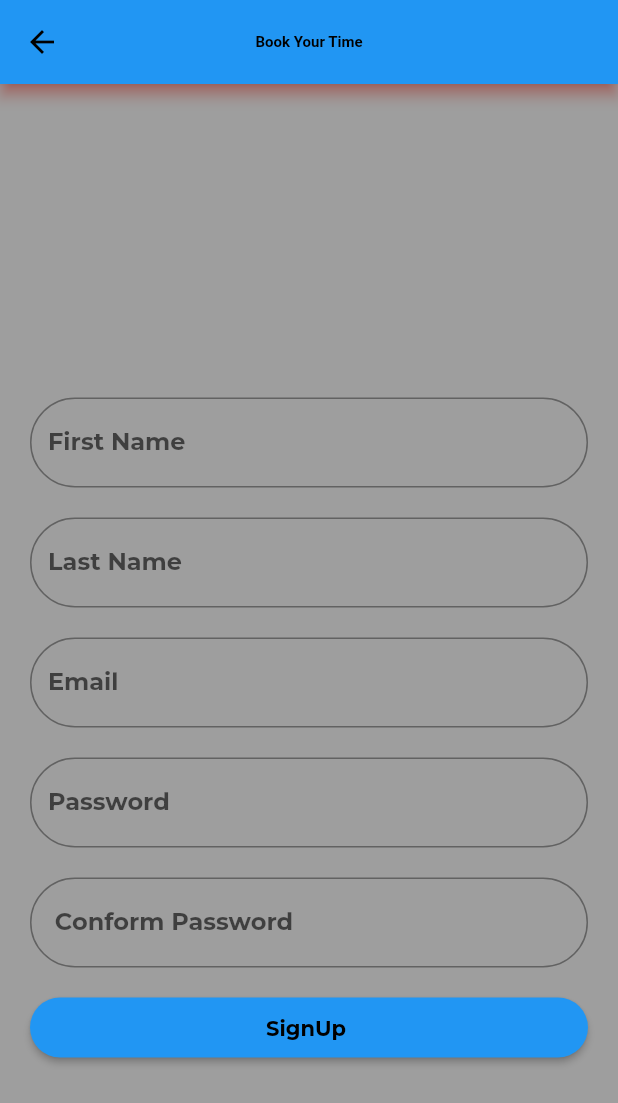
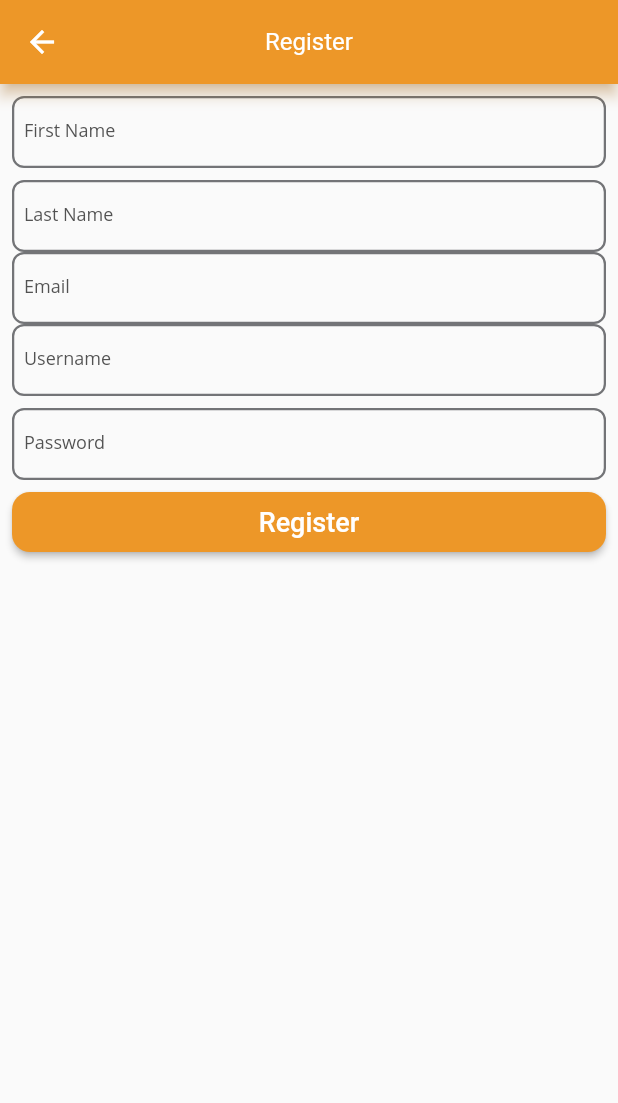
Before and after one commit to Ishworkhadka99123/newassign, a Flutter app: the screen it shows after launch, after a tap on "Register", on a phone screen of 412 x 824 dp. Shown: the top 1103 px of the screen. Run offline on Flutter 3.47's test engine with Material 2 defaults, Android fonts, the phone set to English and light mode, and no system bars; our stand-ins replace objectbox; missing offline and left inert: login; Roboto replaces fonts that are missing (Brand Bold, Open Sans).

Commit message:
backend of login and registration

```diff
--- a/lib/Screen/dashboad.dart
+++ b/lib/Screen/dashboad.dart
@@ -1,22 +1,63 @@
+import 'package:doctor_appoinment_app/Screen/register_page.dart';
 import 'package:flutter/material.dart';
 
-class DashboardPage extends StatelessWidget {
-  const DashboardPage({super.key});
+import 'login_page.dart';
 
- @override
+class DashboardScreen extends StatelessWidget {
+  const DashboardScreen({super.key});
+
+  @override
   Widget build(BuildContext context) {
     return Scaffold(
-        appBar: AppBar(
-          title: const Text('Dashboard'),
-        ),
-        body: Center(
-          child: Column(
-            crossAxisAlignment: CrossAxisAlignment.center,
-            mainAxisAlignment: MainAxisAlignment.center,
-
+      appBar: AppBar(
+        title: const Text('Dashboard'),
+        centerTitle: true,
+        backgroundColor: const Color.fromARGB(255, 48, 43, 35),
+      ),
+      body: Container(
+        child: Row(children: [
+          Card(
+            color: const Color.fromARGB(255, 48, 43, 35),
+            clipBehavior: Clip.hardEdge,
+            child: InkWell(
+              splashColor: Colors.blue.withAlpha(30),
+              onTap: () {
+                Navigator.push(context,
+                    MaterialPageRoute(builder: (context) => const LoginPage()));
+              },
+              child: const SizedBox(
+                width: 150,
+                height: 150,
+                child: Text(
+                  'Login',
+                ),
               ),
+            ),
           ),
-
+          const SizedBox(
+            height: 50,
+            width: 50,
+          ),
+          Card(
+            color: const Color.fromARGB(255, 48, 43, 35),
+            clipBehavior: Clip.hardEdge,
+            child: InkWell(
+              splashColor: Colors.blue.withAlpha(30),
+              onTap: () {
+                Navigator.push(
+                    context,
+                    MaterialPageRoute(
+                        builder: (context) => const RegisterScreen()));
+              },
+              child: const SizedBox(
+                width: 150,
+                height: 150,
+                child: Text('Register'),
+              ),
+            ),
+          ),
+        ]),
+      ),
     );
   }
 }
--- a/lib/Screen/login_page.dart
+++ b/lib/Screen/login_page.dart
@@ -1,30 +1,23 @@
-import 'package:doctor_appoinment_app/Screen/signup.dart';
 import 'package:flutter/material.dart';
-import 'package:flutter/src/widgets/container.dart';
-import 'package:flutter/src/widgets/framework.dart';
-
 
 class LoginPage extends StatelessWidget {
-  const LoginPage({super.key});
+  const LoginPage({Key? key}) : super(key: key);
 
   @override
   Widget build(BuildContext context) {
     return Scaffold(
+        backgroundColor: Colors.grey,
         appBar: AppBar(
-          title: const Text('Book Your Time'),
+          title: const Text('Login Screen'),
         ),
         body: Center(
-          child:
-          Column(
+          child: Column(
             crossAxisAlignment: CrossAxisAlignment.center,
             mainAxisAlignment: MainAxisAlignment.center,
             children: <Widget>[
               Container(
                 padding: const EdgeInsets.fromLTRB(20, 20, 20, 70),
-
               ),
-
-
               Container(
                 padding: const EdgeInsets.fromLTRB(20, 20, 20, 0),
                 child: TextField(
@@ -52,47 +45,31 @@ class LoginPage extends StatelessWidget {
                 height: 80,
                 padding: const EdgeInsets.all(20),
                 child: ElevatedButton(
-
                   style: ElevatedButton.styleFrom(
-
-                    textStyle: const TextStyle(fontFamily: 'Montserrat Bold'),
-                    backgroundColor: Colors.blue,
-                    shape: RoundedRectangleBorder(
-                        borderRadius: BorderRadius.circular(30)
-                    ),
                     minimumSize: const Size.fromHeight(50),
                   ),
                   child: const Text('Log In'),
-                  onPressed: () {
-                    Navigator.pushNamed(context, '/DashboardPage');
-                  },
-                ),),
+                  onPressed: () {},
+                ),
+              ),
               Container(
                 height: 80,
                 padding: const EdgeInsets.all(20),
                 child: ElevatedButton(
                   style: ElevatedButton.styleFrom(
-                    textStyle: const TextStyle(fontFamily: 'Montserrat Bold'),
-                    backgroundColor: Colors.blue,
-                    shape:RoundedRectangleBorder(
-                      borderRadius: BorderRadius.circular(30)
-                    ),
                     minimumSize: const Size.fromHeight(50),
                   ),
                   child: const Text('Register'),
                   onPressed: () {
-                    Navigator.pushNamed(context, '/SignupPage');
-                  } ,
-                ),),
+                    Navigator.pushNamed(context, '/register_page');
+                  },
+                ),
+              ),
               TextButton(
-                onPressed: () {
-
-
-                },
-
-                child: const Text(
+                onPressed: () {},
+                child: Text(
                   'Forgot Password?',
-                  style: TextStyle(color: Colors.black, fontFamily: 'Montserrat Italic'),
+                  style: TextStyle(color: Colors.grey[600]),
                 ),
               ),
             ],
--- /dev/null
+++ b/lib/Screen/register_page.dart
@@ -0,0 +1,164 @@
+import 'package:flutter/material.dart';
+
+import '../model/register_request_model.dart';
+import '../repository/user_repo.dart';
+
+class RegisterScreen extends StatefulWidget {
+  const RegisterScreen({super.key});
+
+  @override
+  State<RegisterScreen> createState() => _RegisterScreenState();
+}
+
+class _RegisterScreenState extends State<RegisterScreen> {
+  final List<User> _lstBatches = [];
+  final String _dropDownValue = "";
+
+  final _key = GlobalKey<FormState>();
+  final _fnameController = TextEditingController(text: '');
+  final _lnameController = TextEditingController(text: '');
+  final _emailController = TextEditingController(text: '');
+  final _usernameController = TextEditingController(text: '');
+  final _passwordController = TextEditingController(text: '');
+
+  _showMessage(int status) {
+    if (status > 0) {
+      MotionToast.success(
+        description: const Text('Your registration is sucessfull'),
+      ).show(context);
+    } else {
+      MotionToast.error(description: const Text('Error in adding user'))
+          .show(context);
+    }
+  }
+
+  _saveUser() async {
+    User user = User(
+      _fnameController.text,
+      _lnameController.text,
+      _emailController.text,
+      _usernameController.text,
+      _passwordController.text,
+    );
+
+    // Get the batch object from the list of batches
+    // final batch = _lstBatches
+    //     .firstWhere((element) => element.batchName == _dropDownValue);
+
+    // student.batch.target = batch;
+
+    int status = await UserRepositoryImpl().addUser(user);
+    _showMessage(status);
+  }
+
+  @override
+  Widget build(BuildContext context) {
+    return Scaffold(
+      appBar: AppBar(
+        title: const Text('Register'),
+      ),
+      body: SafeArea(
+        child: SingleChildScrollView(
+          child: Padding(
+            padding: const EdgeInsets.all(8),
+            child: Form(
+              key: _key,
+              child: Column(
+                children: [
+                  TextFormField(
+                    controller: _fnameController,
+                    decoration: const InputDecoration(
+                      labelText: 'First Name',
+                    ),
+                    validator: ((value) {
+                      if (value == null || value.isEmpty) {
+                        return 'Please enter first name';
+                      }
+                      return null;
+                    }),
+                  ),
+                  const SizedBox(
+                    height: 8,
+                  ),
+                  TextFormField(
+                    controller: _lnameController,
+                    decoration: const InputDecoration(
+                      labelText: 'Last Name',
+                    ),
+                    validator: ((value) {
+                      if (value == null || value.isEmpty) {
+                        return 'Please enter last name';
+                      }
+                      return null;
+                    }),
+                  ),
+                  TextFormField(
+                    controller: _emailController,
+                    decoration: const InputDecoration(
+                      labelText: 'Email',
+                    ),
+                    validator: ((value) {
+                      if (value == null || value.isEmpty) {
+                        return 'Please enter your email';
+                      }
+                      return null;
+                    }),
+                  ),
+                  TextFormField(
+                    controller: _usernameController,
+                    decoration: const InputDecoration(
+                      labelText: 'Username',
+                    ),
+                    validator: ((value) {
+                      if (value == null || value.isEmpty) {
+                        return 'Please enter username';
+                      }
+                      return null;
+                    }),
+                  ),
+                  const SizedBox(
+                    height: 8,
+                  ),
+                  TextFormField(
+                    controller: _passwordController,
+                    obscureText: true,
+                    decoration: const InputDecoration(
+                      labelText: 'Password',
+                    ),
+                    validator: ((value) {
+                      if (value == null || value.isEmpty) {
+                        return 'Please enter password';
+                      }
+                      return null;
+                    }),
+                  ),
+                  const SizedBox(
+                    height: 8,
+                  ),
+                  SizedBox(
+                    height: 40,
+                    width: double.infinity,
+                    child: ElevatedButton(
+                      onPressed: () {
+                        if (_key.currentState!.validate()) {
+                          _saveUser();
+                        }
+                      },
+                      child: const Text(
+                        'Register',
+                        style: TextStyle(
+                          fontSize: 18,
+                          fontFamily: "Brand Bold",
+                        ),
+                      ),
+                    ),
+                  ),
+                ],
+              ),
+            ),
+          ),
+        ),
+      ),
+    );
+  }
+}
--- /dev/null
+++ b/lib/app/app.dart
@@ -0,0 +1,25 @@
+import 'package:doctor_appoinment_app/app/theme.dart';
+import 'package:flutter/material.dart';
+
+import '../Screen/dashboad.dart';
+import '../Screen/login_page.dart';
+import '../Screen/register_page.dart';
+
+class MyApp extends StatelessWidget {
+  const MyApp({super.key});
+
+  @override
+  Widget build(BuildContext context) {
+    return MaterialApp(
+      title: 'Accesories Store',
+      debugShowCheckedModeBanner: false,
+      theme: getApplicationThemeData(),
+      initialRoute: '/login',
+      routes: {
+        '/login_page': (context) => const LoginPage(),
+        '/register_page': (context) => const RegisterScreen(),
+        '/': (context) => const DashboardScreen(),
+      },
+    );
+  }
+}
--- /dev/null
+++ b/lib/app/theme.dart
@@ -0,0 +1,89 @@
+import 'package:flutter/material.dart';
+
+ThemeData getApplicationThemeData() {
+  return ThemeData(
+    primaryColor: HexColor.fromHex("#ED9728"),
+    primaryColorLight: HexColor.fromHex("#B3ED9728"),
+    primaryColorDark: HexColor.fromHex("#d17d11"),
+    disabledColor: HexColor.fromHex("#707070"),
+    fontFamily: 'Open Sans',
+    buttonTheme: ButtonThemeData(
+      shape: const StadiumBorder(),
+      disabledColor: HexColor.fromHex("#707070"),
+      buttonColor: HexColor.fromHex("#ED9728"),
+      splashColor: HexColor.fromHex("#B3ED9728"),
+    ),
+    appBarTheme: AppBarTheme(
+      centerTitle: true,
+      color: HexColor.fromHex("#ED9728"),
+      elevation: 4,
+      shadowColor: HexColor.fromHex("#B3ED9728"),
+      titleTextStyle: const TextStyle(
+        fontSize: 16,
+        color: Colors.white,
+        fontWeight: FontWeight.w400,
+      ),
+    ),
+    elevatedButtonTheme: ElevatedButtonThemeData(
+      style: ElevatedButton.styleFrom(
+        textStyle: const TextStyle(
+          fontSize: 12,
+          color: Colors.white,
+          fontWeight: FontWeight.w500,
+        ),
+        backgroundColor: HexColor.fromHex("#ED9728"),
+        shape: RoundedRectangleBorder(
+          borderRadius: BorderRadius.circular(12),
+        ),
+      ),
+    ),
+    inputDecorationTheme: InputDecorationTheme(
+      contentPadding: const EdgeInsets.all(8),
+      hintStyle: TextStyle(
+        fontSize: 12,
+        color: HexColor.fromHex("#707070"),
+        fontWeight: FontWeight.normal,
+      ),
+      labelStyle: TextStyle(
+        fontSize: 12,
+        color: HexColor.fromHex("#525252"),
+        fontWeight: FontWeight.normal,
+      ),
+      errorStyle: TextStyle(
+        fontSize: 12,
+        color: HexColor.fromHex("#e61f34"),
+        fontWeight: FontWeight.normal,
+      ),
+
+      //Focus border
+      focusedBorder: OutlineInputBorder(
+          borderSide:
+              BorderSide(color: HexColor.fromHex("#ED9728"), width: 1.5),
+          borderRadius: const BorderRadius.all(Radius.circular(8))),
+      // error border
+      errorBorder: OutlineInputBorder(
+          borderSide:
+              BorderSide(color: HexColor.fromHex("#e61f34"), width: 1.5),
+          borderRadius: const BorderRadius.all(Radius.circular(8))),
+      focusedErrorBorder: OutlineInputBorder(
+          borderSide:
+              BorderSide(color: HexColor.fromHex("#ED9728"), width: 1.5),
+          borderRadius: const BorderRadius.all(Radius.circular(8))),
+      // enabled border
+      enabledBorder: OutlineInputBorder(
+          borderSide:
+              BorderSide(color: HexColor.fromHex("#737477"), width: 1.5),
+          borderRadius: const BorderRadius.all(Radius.circular(8))),
+    ),
+  );
+}
+
+extension HexColor on Color {
+  static Color fromHex(String hexColorString) {
+    hexColorString = hexColorString.replaceAll('#', '');
+    if (hexColorString.length == 6) {
+      hexColorString = "FF$hexColorString"; // 8 char with opacity 100%
+    }
+    return Color(int.parse(hexColorString, radix: 16));
+  }
+}
--- /dev/null
+++ b/lib/helper/objectbox.dart
@@ -0,0 +1,35 @@
+import 'package:login/model/register_request_model.dart';
+import 'package:path_provider/path_provider.dart';
+import '../model/register_request_model.dart';
+
+class ObjectBoxInstance {
+  //Store is the Database
+  late final Store _store;
+
+  //User is Table
+  late final Box<User> _user;
+
+  // Constructor
+  ObjectBoxInstance(this._store) {
+    _user = Box<User>(_store);
+  }
+
+  // Initialization of ObjectBox
+  static Future<ObjectBoxInstance> init() async {
+    var dir = await getApplicationDocumentsDirectory();
+    final store = Store(
+      getObjectBoxModel(),
+      directory: '${dir.path}/student_course',
+    );
+    return ObjectBoxInstance(store);
+  }
+
+  // User Queries
+  int addUser(User user) {
+    return _user.put(user);
+  }
+
+  List<User> getAllUser() {
+    return _user.getAll();
+  }
+}
--- a/lib/main.dart
+++ b/lib/main.dart
@@ -1,36 +1,14 @@
+import 'package:flutter/material.dart';
+import 'package:login/state/objectbox_state.dart';
 
-import 'package:doctor_appoinment_app/Screen/dashboad.dart';
-import 'package:doctor_appoinment_app/Screen/signup.dart';
-import 'package:doctor_appoinment_app/theme/theme_data.dart';
-import 'package:flutter/material.dart';
+import 'app/app.dart';
+import 'helper/objectbox.dart';
 
-import 'Screen/login_page.dart';
-import 'Screen/splash_screen.dart';
-
-
-
-void main() {
+void main() async {
+  WidgetsFlutterBinding.ensureInitialized();
+  // Create an Object for ObjectBoxInstance
+  ObjectBoxState.objectBoxInstance = await ObjectBoxInstance.init();
   runApp(
-    MaterialApp(
-      debugShowCheckedModeBanner: false,
-
-
-
-      initialRoute: '/LoginPage',
-
-       theme: getApplicationTheme(),
-
-
-      routes: {
-        '/LoginPage':(context) => const LoginPage(),
-        '/SplashScreen':(context) => const SplashScreen(),
-        '/SignupPage':(context) => const SignupPage(),
-        '/DashboardPage':(context) => const DashboardPage()
-
-      },
-    ),
+    const MyApp(),
   );
 }
-
-// class MaterialApp {
-// }
--- /dev/null
+++ b/lib/model/register_request_model.dart
@@ -0,0 +1,18 @@
+import 'package:objectbox/objectbox.dart';
+
+@Entity()
+class User {
+  @Id(assignable: true)
+  int regId;
+  String fname;
+  String lname;
+  String email;
+  String username;
+  String password;
+
+  // @Backlink()
+  // final user = ToMany<LoginRequestModel>();
+
+  User(this.fname, this.lname, this.email, this.username, this.password,
+      {this.regId = 0});
+}
```
Also changed, not shown: lib/data_source/local_data_source/register_request_model.dart (added, +25 -0 lines), lib/repository/user_repo.dart (added, +24 -0 lines), pubspec.yaml (+9 -8 lines).
